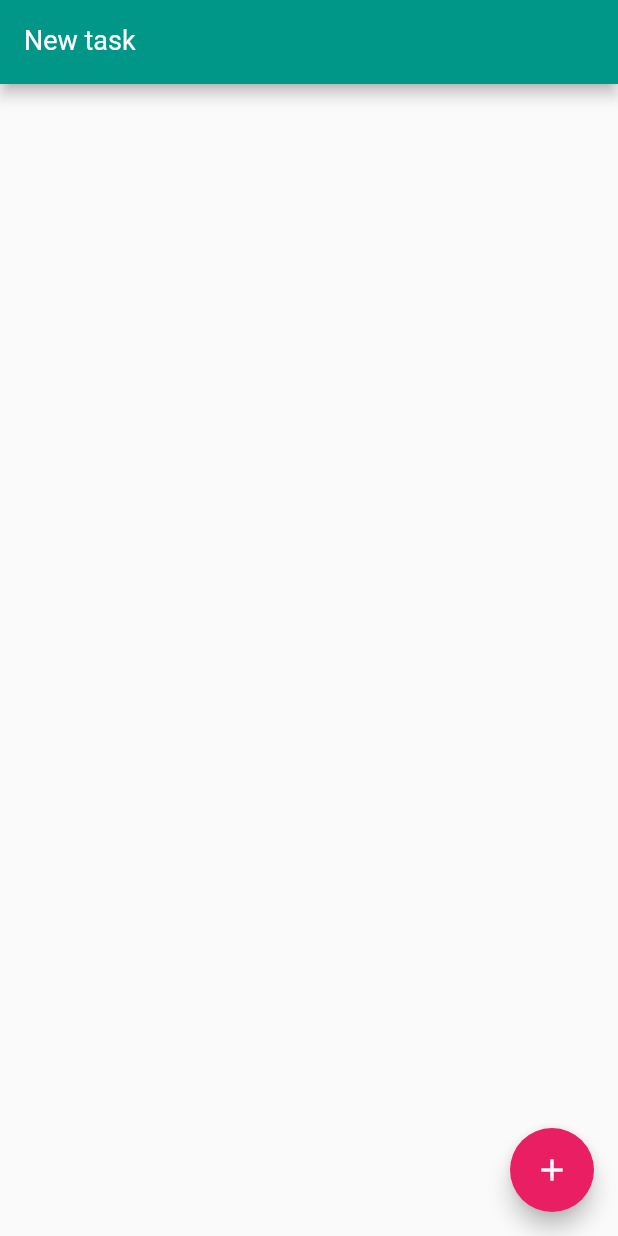
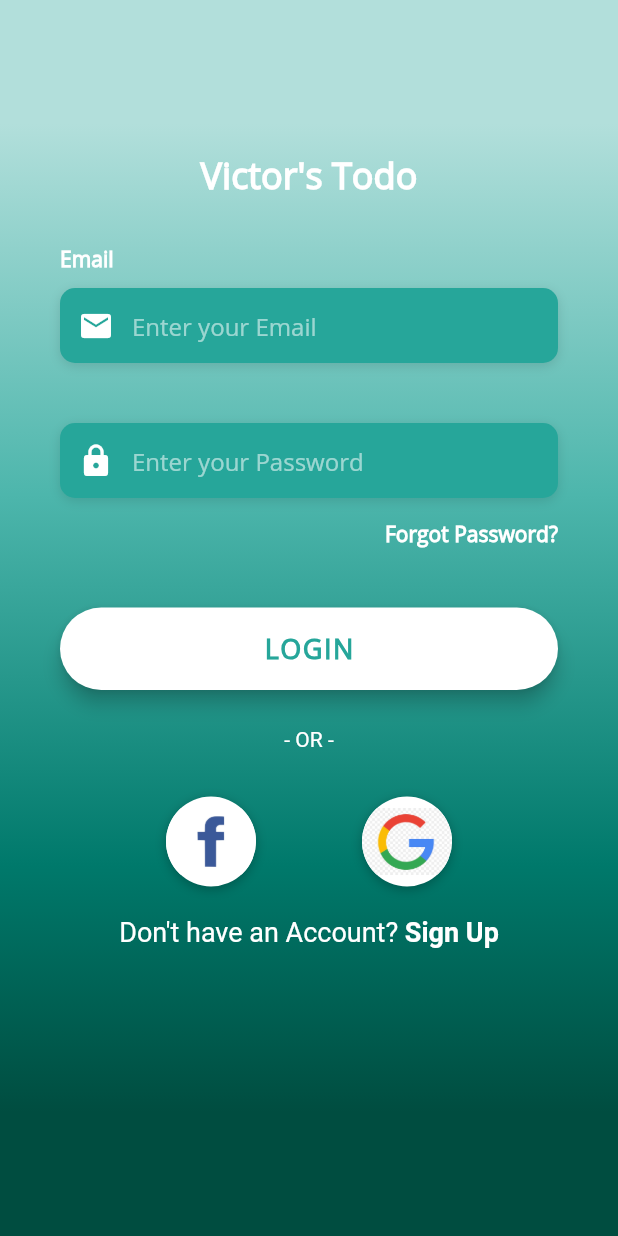
Before and after one commit to victorhugorch/flutter-todo, a Flutter app: the screen it shows after launch, on a phone screen of 412 x 824 dp. Run offline on Flutter 3.47's test engine with Material 2 defaults, Android fonts, the phone set to English and light mode, and no system bars; our stand-ins replace cloud_firestore, firebase_auth; accounts and stored records are empty.

Commit message:
create login page

```diff
--- /dev/null
+++ b/lib/pages/login_page.dart
@@ -0,0 +1,291 @@
+import 'package:flutter/material.dart';
+import 'package:flutter/services.dart';
+import 'package:victorapp/services/firebase.dart';
+import 'package:victorapp/utilities/constants.dart';
+
+class LoginPage extends StatefulWidget {
+  @override
+  _LoginPageState createState() => _LoginPageState();
+}
+
+class _LoginPageState extends State<LoginPage> {
+  final _formKey = GlobalKey<FormState>();
+
+  Widget _buildEmailTF() {
+    return Column(
+      crossAxisAlignment: CrossAxisAlignment.start,
+      children: <Widget>[
+        Text(
+          'Email',
+          style: kLabelStyle,
+        ),
+        SizedBox(height: 10.0),
+        Container(
+          alignment: Alignment.centerLeft,
+          decoration: kBoxDecorationStyle,
+          height: 50.0,
+          child: TextFormField(
+            keyboardType: TextInputType.emailAddress,
+            style: TextStyle(
+              color: Colors.white,
+              fontFamily: 'OpenSans',
+            ),
+            decoration: InputDecoration(
+              border: InputBorder.none,
+              contentPadding: EdgeInsets.only(top: 14.0),
+              prefixIcon: Icon(
+                Icons.email,
+                color: Colors.white,
+              ),
+              hintText: 'Enter your Email',
+              hintStyle: kHintTextStyle,
+            ),
+            validator: (value) {
+              if (value.isEmpty) {
+                // todo: add handle error
+                print('Please enter some text');
+              }
+
+              return null;
+            },
+          ),
+        ),
+      ],
+    );
+  }
+
+  Widget _buildPasswordTF() {
+    return Column(
+      crossAxisAlignment: CrossAxisAlignment.start,
+      children: <Widget>[
+        SizedBox(height: 10.0),
+        Container(
+          alignment: Alignment.centerLeft,
+          decoration: kBoxDecorationStyle,
+          height: 50.0,
+          child: TextFormField(
+            obscureText: true,
+            style: TextStyle(
+              color: Colors.white,
+              fontFamily: 'OpenSans',
+            ),
+            decoration: InputDecoration(
+              border: InputBorder.none,
+              contentPadding: EdgeInsets.only(top: 14.0),
+              prefixIcon: Icon(
+                Icons.lock,
+                color: Colors.white,
+              ),
+              hintText: 'Enter your Password',
+              hintStyle: kHintTextStyle,
+            ),
+          ),
+        ),
+      ],
+    );
+  }
+
+  Widget _buildForgotPasswordBtn() {
+    return Container(
+      alignment: Alignment.centerRight,
+      child: FlatButton(
+        onPressed: () => print('Forgot Password Button Pressed'),
+        padding: EdgeInsets.only(right: 0.0),
+        child: Text(
+          'Forgot Password?',
+          style: kLabelStyle,
+        ),
+      ),
+    );
+  }
+
+  Widget _buildLoginBtn() {
+    return Container(
+      padding: EdgeInsets.symmetric(vertical: 25.0),
+      width: double.infinity,
+      child: RaisedButton(
+        elevation: 5.0,
+        onPressed: () {
+          // todo: get email and password from form
+          //Firebase().signInWithEmailAndPassword(email, password);
+        },
+        padding: EdgeInsets.all(15.0),
+        shape: RoundedRectangleBorder(
+          borderRadius: BorderRadius.circular(30.0),
+        ),
+        color: Colors.white,
+        child: Text(
+          'LOGIN',
+          style: TextStyle(
+            color: Color(0xFF26A69A),
+            letterSpacing: 1.0,
+            fontSize: 18.0,
+            fontWeight: FontWeight.bold,
+            fontFamily: 'OpenSans',
+          ),
+        ),
+      ),
+    );
+  }
+
+  Widget _buildSignInWithText() {
+    return Column(
+      children: <Widget>[
+        Text(
+          '- OR -',
+          style: TextStyle(
+            color: Colors.white,
+            fontWeight: FontWeight.w400,
+          ),
+        ),
+        SizedBox(height: 10.0),
+      ],
+    );
+  }
+
+  Widget _buildSocialBtn(Function onTap, AssetImage logo) {
+    return GestureDetector(
+      onTap: onTap,
+      child: Container(
+        height: 60.0,
+        width: 60.0,
+        decoration: BoxDecoration(
+          shape: BoxShape.circle,
+          color: Colors.white,
+          boxShadow: [
+            BoxShadow(
+              color: Colors.black26,
+              offset: Offset(0, 2),
+              blurRadius: 6.0,
+            ),
+          ],
+          image: DecorationImage(
+            image: logo,
+          ),
+        ),
+      ),
+    );
+  }
+
+  Widget _buildSocialBtnRow() {
+    return Padding(
+      padding: EdgeInsets.symmetric(vertical: 20.0),
+      child: Row(
+        mainAxisAlignment: MainAxisAlignment.spaceEvenly,
+        children: <Widget>[
+          _buildSocialBtn(
+            () => print('Login with Facebook'),
+            AssetImage(
+              'assets/logos/facebook.jpg',
+            ),
+          ),
+          _buildSocialBtn(
+            () => print('Login with Google'),
+            AssetImage(
+              'assets/logos/google.jpg',
+            ),
+          ),
+        ],
+      ),
+    );
+  }
+
+  Widget _buildSignupBtn() {
+    return GestureDetector(
+      onTap: () => print('Sign Up Button Pressed'),
+      child: RichText(
+        text: TextSpan(
+          children: [
+            TextSpan(
+              text: 'Don\'t have an Account? ',
+              style: TextStyle(
+                color: Colors.white,
+                fontSize: 18.0,
+                fontWeight: FontWeight.w400,
+              ),
+            ),
+            TextSpan(
+              text: 'Sign Up',
+              style: TextStyle(
+                color: Colors.white,
+                fontSize: 18.0,
+                fontWeight: FontWeight.bold,
+              ),
+            ),
+          ],
+        ),
+      ),
+    );
+  }
+
+  @override
+  Widget build(BuildContext context) {
+    return Scaffold(
+      body: AnnotatedRegion<SystemUiOverlayStyle>(
+        value: SystemUiOverlayStyle.light,
+        child: GestureDetector(
+          onTap: () => FocusScope.of(context).unfocus(),
+          child: Form(
+            key: _formKey,
+            child: Stack(
+              children: <Widget>[
+                Container(
+                  height: double.infinity,
+                  width: double.infinity,
+                  decoration: BoxDecoration(
+                    gradient: LinearGradient(
+                      begin: Alignment.topCenter,
+                      end: Alignment.bottomCenter,
+                      colors: [
+                        Color(0xFFB2DFDB),
+                        Color(0xFF4DB6AC),
+                        Color(0xFF00796B),
+                        Color(0xFF004d40),
+                      ],
+                      stops: [0.1, 0.4, 0.7, 0.9],
+                    ),
+                  ),
+                ),
+                Container(
+                  height: double.infinity,
+                  child: SingleChildScrollView(
+                    physics: AlwaysScrollableScrollPhysics(),
+                    padding: EdgeInsets.symmetric(
+                      horizontal: 40.0,
+                      vertical: 100.0,
+                    ),
+                    child: Column(
+                      mainAxisAlignment: MainAxisAlignment.center,
+                      children: <Widget>[
+                        Text(
+                          "Victor's Todo",
+                          style: TextStyle(
+                            color: Colors.white,
+                            fontFamily: 'OpenSans',
+                            fontSize: 24,
+                            fontWeight: FontWeight.bold,
+                          ),
+                        ),
+                        SizedBox(height: 30.0),
+                        _buildEmailTF(),
+                        SizedBox(
+                          height: 30.0,
+                        ),
+                        _buildPasswordTF(),
+                        _buildForgotPasswordBtn(),
+                        _buildLoginBtn(),
+                        _buildSignInWithText(),
+                        _buildSocialBtnRow(),
+                        _buildSignupBtn(),
+                      ],
+                    ),
+                  ),
+                )
+              ],
+            ),
+          ),
+        ),
+      ),
+    );
+  }
+}
--- a/lib/pages/splash_screen.dart
+++ b/lib/pages/splash_screen.dart
@@ -1,7 +1,7 @@
 import 'dart:async';
 
 import 'package:flutter/material.dart';
-import 'package:victorapp/pages/home_page.dart';
+import 'package:victorapp/pages/login_page.dart';
 
 class SplashScreen extends StatefulWidget {
   @override
@@ -26,7 +26,7 @@ class _SplashScreenState extends State<SplashScreen> {
 
   Future navigateHomePage(context) async {
     Navigator.pushReplacement(
-        context, MaterialPageRoute(builder: (context) => HomePage()));
+        context, MaterialPageRoute(builder: (context) => LoginPage()));
   }
 
   @override
--- a/lib/services/firebase.dart
+++ b/lib/services/firebase.dart
@@ -1,4 +1,5 @@
 import 'package:cloud_firestore/cloud_firestore.dart';
+import 'package:firebase_auth/firebase_auth.dart';
 
 class Firebase {
   create(String collection, data) {
@@ -28,4 +29,13 @@ class Firebase {
   stream(String collection) {
     return Firestore.instance.collection(collection).snapshots();
   }
+
+  signInWithEmailAndPassword(String email, String password) async {
+    final user = (await FirebaseAuth.instance.signInWithEmailAndPassword(
+        email: email,
+        password: password
+    )) as FirebaseUser;
+
+    return user;
+  }
 }
--- /dev/null
+++ b/lib/utilities/constants.dart
@@ -0,0 +1,24 @@
+import 'package:flutter/material.dart';
+
+final kHintTextStyle = TextStyle(
+  color: Colors.white54,
+  fontFamily: 'OpenSans',
+);
+
+final kLabelStyle = TextStyle(
+  color: Colors.white,
+  fontWeight: FontWeight.bold,
+  fontFamily: 'OpenSans',
+);
+
+final kBoxDecorationStyle = BoxDecoration(
+  color: Color(0xFF26A69A),
+  borderRadius: BorderRadius.circular(10.0),
+  boxShadow: [
+    BoxShadow(
+      color: Colors.black12,
+      blurRadius: 6.0,
+      offset: Offset(0, 2),
+    ),
+  ],
+);
```
Also changed, not shown: pubspec.yaml (+8 -33 lines), assets/fonts/OpenSans.ttf (added), assets/logos/facebook.jpg (added), assets/logos/google.jpg (added), pubspec.lock.
